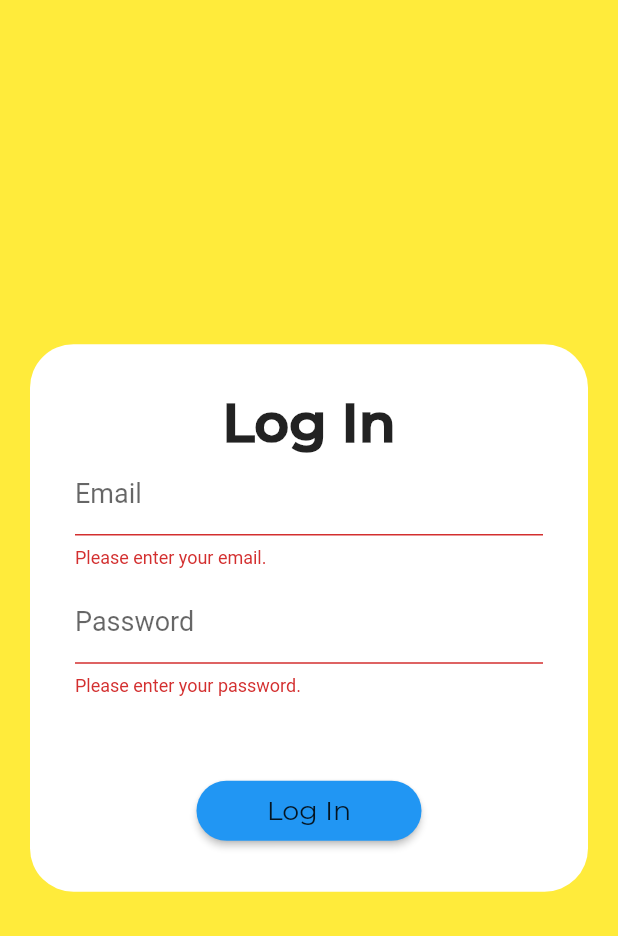
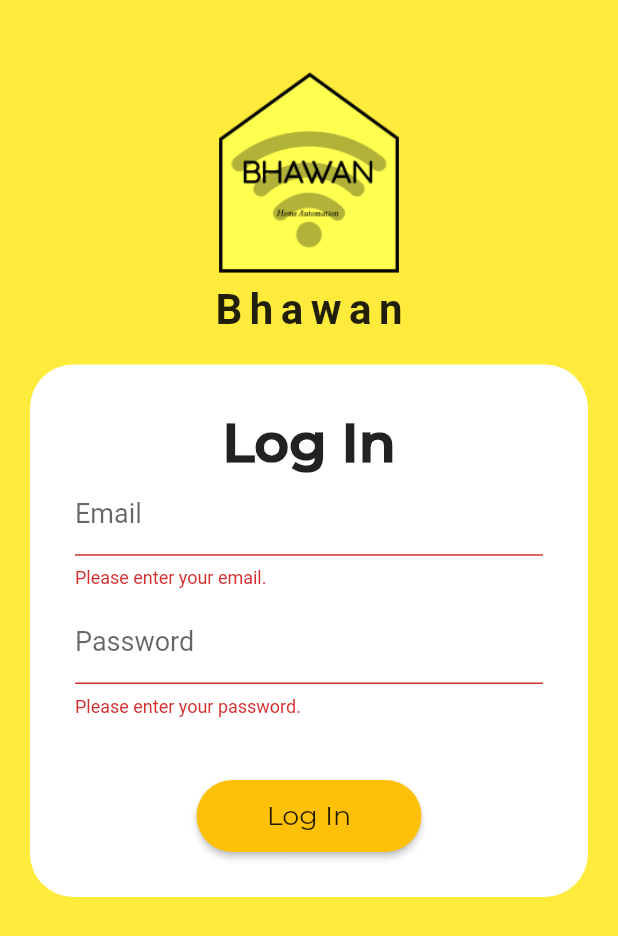
Before and after one commit to Radiumskull/bhawan-app, a Flutter app: the Login screen opened directly, after a tap on "Log In", on a phone screen of 412 x 824 dp. Shown: the top 936 px of the screen. Run offline on Flutter 3.47's test engine with Material 2 defaults, Android fonts, the phone set to English and light mode, and no system bars; our stand-ins replace flutter_spinkit, validators; missing offline and left inert: w3c_event_source; statements that could not run were skipped; project files that could hold a hidden picture were left out.

Commit message:
Added Dark Mode, Website Like switches, Added Logo and Launcher Icon

```diff
--- a/lib/blocs/auth_bloc.dart
+++ b/lib/blocs/auth_bloc.dart
@@ -4,12 +4,18 @@ import 'package:http/http.dart' as http;
 
 class AuthBloc extends ChangeNotifier{
   String _token = "a73b38791a2a49cda5cb38e61076a4eb";
+//  String _token;
   bool _loading = false;
+  String _page = 'Home';
+  bool _darkMode = false;
+
   String _error;
 
   get error => _error;
   get token => _token;
   get loading => _loading;
+  get page => _page;
+  get darkMode => _darkMode;
 
   set token(String token){
     _token = token;
@@ -38,6 +44,18 @@ class AuthBloc extends ChangeNotifier{
     notifyListeners();
   }
 
+  void changePage(newPage){
+    _page = newPage;
+    notifyListeners();
+  }
+
+  void changeUI(bool mode){
+    _darkMode = mode;
+    notifyListeners();
+  }
+
+
+
   void logout() {
     _token = null;
     _error = null;
--- a/lib/main.dart
+++ b/lib/main.dart
@@ -14,13 +14,13 @@ class MyApp extends StatelessWidget {
     return ChangeNotifierProvider.value(value : AuthBloc(),
       child: MaterialApp(
         debugShowCheckedModeBanner: false,
-        title: 'Flutter Demo',
+        title: 'Bhawan',
         theme: ThemeData(
-          primarySwatch: Colors.blue,
+          primarySwatch: Colors.amber,
           visualDensity: VisualDensity.adaptivePlatformDensity,
           buttonTheme: ButtonThemeData(
             minWidth: 150,
-            height: 40,
+            height: 48,
             shape: RoundedRectangleBorder(
                 borderRadius: BorderRadius.all(Radius.circular(29))
             ),
--- a/lib/models/SwitchModel.dart
+++ b/lib/models/SwitchModel.dart
@@ -1,8 +1,7 @@
-import 'dart:convert';
-
 class SwitchModel{
   final String switchName;
   final value;
   final bool isDimmer;
   SwitchModel({this.switchName, this.value, this.isDimmer});
+
 }
--- a/lib/pages/Login/InputField.dart
+++ b/lib/pages/Login/InputField.dart
@@ -11,14 +11,14 @@ class InputField extends StatelessWidget {
   Widget build(BuildContext context) {
     return Container(
       child: TextFormField(
-        onChanged: (text) => this.inputHandler(this.labelText, text),
+        onChanged: (text) => this.inputHandler(this.labelText, text.trim()),
         obscureText: this.type == "password" ? true : false,
         style: TextStyle(fontSize: 18),
         validator: (value) {
           if(value.isEmpty) return "Please enter your ${this.labelText.toLowerCase()}.";
           switch(this.type){
             case "email":
-              if(!isEmail(value)) return "Please enter a valid email.";
+              if(!isEmail(value.trim())) return "Please enter a valid email.";
               break;
             default:
               break;
--- a/lib/pages/Login/Login.dart
+++ b/lib/pages/Login/Login.dart
@@ -14,11 +14,11 @@ class _LoginState extends State<Login> {
   final _formKey = GlobalKey<FormState>();
   String _email = "";
   String _password = "";
-  final spinkit = SpinKitFadingCircle(
+  final spinkit = SpinKitCircle(
     itemBuilder: (BuildContext context, int index) {
       return DecoratedBox(
         decoration: BoxDecoration(
-          color: index.isEven ? Colors.red : Colors.green,
+          color: Colors.yellow
         ),
       );
     },
@@ -40,14 +40,26 @@ class _LoginState extends State<Login> {
   Widget build(BuildContext context) {
     final authBloc = Provider.of<AuthBloc>(context);
     return Scaffold(
-      body: authBloc.loading ? spinkit : Container(
+      resizeToAvoidBottomPadding: false,
+      extendBody: true,
+      body: Container(
+        color: authBloc.darkMode ? Colors.black : Colors.white,
+        child : authBloc.loading ? spinkit : Container(
         color: Colors.yellow,
         child: Column(
-          mainAxisAlignment: MainAxisAlignment.center,
+          mainAxisAlignment: MainAxisAlignment.start,
           children: <Widget>[
+            SizedBox(height: 40,),
+            Column(
+              children: <Widget>[
+                Image.asset('assets/images/logo.png', fit: BoxFit.contain, height: 150,),
+                Text("Bhawan", style: TextStyle(fontSize: 28, fontWeight: FontWeight.bold, letterSpacing: 5), ),
+              ]
+            ),
+            SizedBox(height: 20,),
             Container(
               padding: EdgeInsets.all(30),
-              margin: EdgeInsets.all(20),
+              margin: EdgeInsets.fromLTRB(20, 0 , 20, 0),
               decoration: BoxDecoration(
                 color: Colors.white,
                 borderRadius: BorderRadius.all(Radius.circular(29))
@@ -65,7 +77,7 @@ class _LoginState extends State<Login> {
                       padding: const EdgeInsets.all(8.0),
                       child: Text(authBloc.error != null ? authBloc.error : ""),
                     ),
-                    SizedBox(height: 20,),
+                    SizedBox(height: 10,),
                     RaisedButton(
                       child: Text("Log In", style: TextStyle(fontFamily: 'Montserrat', fontSize: 18),),
                       onPressed: () async {
@@ -78,10 +90,12 @@ class _LoginState extends State<Login> {
                   ],
                 ),
               ),
-            )
+            ),
+            SizedBox(height: 30,),
           ],
         ),
       ),
+    )
     );
   }
 }
--- a/lib/pages/Wrapper.dart
+++ b/lib/pages/Wrapper.dart
@@ -1,6 +1,5 @@
 import 'package:bhawan/blocs/auth_bloc.dart';
-import 'package:bhawan/blocs/controller_stream.dart';
-import 'package:bhawan/models/SwitchModel.dart';
+import 'package:bhawan/blocs/controller_bloc.dart';
 import 'package:bhawan/pages/Home/Home.dart';
 import 'package:flutter/material.dart';
 import 'package:bhawan/pages/Login/Login.dart';
@@ -11,6 +10,6 @@ class Wrapper extends StatelessWidget {
   Widget build(BuildContext context) {
     final authBloc = Provider.of<AuthBloc>(context);
     return authBloc.token == null ? Login() :
-    StreamProvider<List<SwitchModel>>.value(value: ControllerStream(authBloc.token).switches, child: Home(), catchError: (context, error) => null,);
+  ChangeNotifierProvider.value(value: ControllerBloc(authBloc.token), child: Home(), );
   }
 }
```
Also changed, not shown: lib/blocs/controller_bloc.dart (added, +46 -0 lines), lib/blocs/controller_stream.dart (deleted, +0 -40 lines), lib/pages/Controller/Controller.dart (added, +33 -0 lines), lib/pages/Controller/SwitchObject.dart (added, +76 -0 lines), lib/pages/Home/Home.dart (+31 -33 lines), lib/pages/Home/SwitchObject.dart (deleted, +0 -57 lines), lib/pages/Settings/Settings.dart (added, +32 -0 lines), pubspec.yaml (+9 -4 lines), assets/images/logo.png (added), pubspec.lock, 32 other files.
